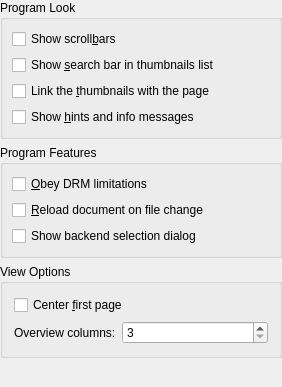
Qt form conf/dlggeneralbase.ui (KDE/okular) before a commit.
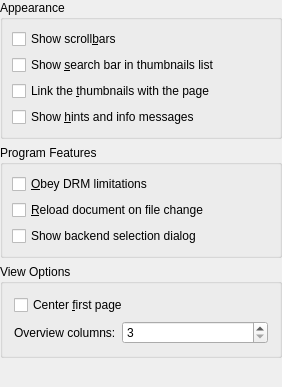
The same form after that commit. Icons and pictures are not drawn.

```diff
--- a/conf/dlggeneralbase.ui
+++ b/conf/dlggeneralbase.ui
@@ -28,7 +28,7 @@
    <item>
     <widget class="QGroupBox" name="groupBox" >
      <property name="title" >
-      <string>Program Look</string>
+      <string>Appearance</string>
      </property>
      <layout class="QHBoxLayout" >
       <property name="spacing" >
```
